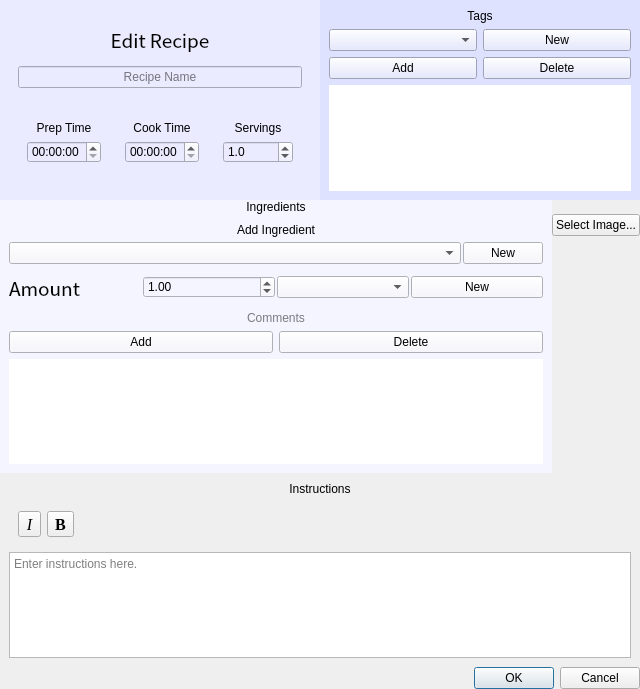
Old version of the form gui/newrecipedialog.ui in the repository andrewlalis/RecipeDB.
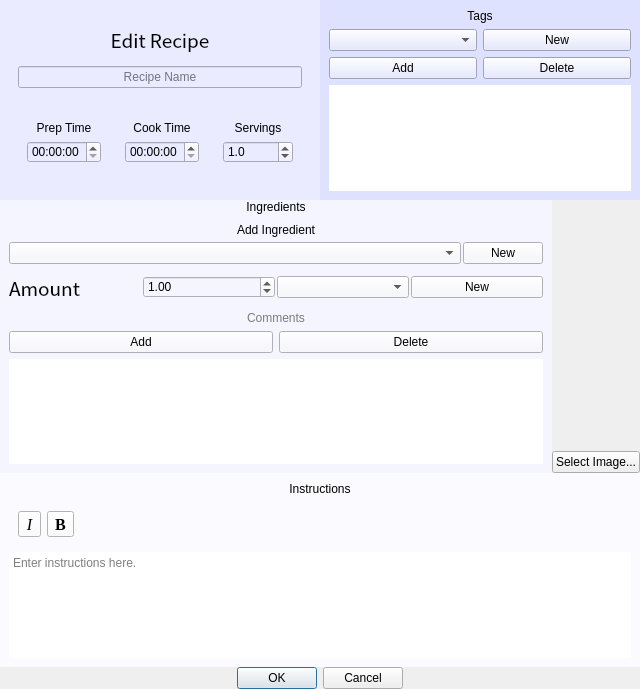
New version of the form. Icons and pictures are not drawn.

Diff of the .ui file:
```diff
--- a/gui/newrecipedialog.ui
+++ b/gui/newrecipedialog.ui
@@ -610,7 +610,7 @@
            </layout>
           </widget>
          </item>
-         <item alignment="Qt::AlignTop">
+         <item>
           <widget class="QWidget" name="imagePanel" native="true">
            <layout class="QVBoxLayout" name="verticalLayout_13">
             <property name="spacing">
@@ -665,6 +665,9 @@
       </item>
       <item>
        <widget class="QWidget" name="instructionsPanel" native="true">
+        <property name="styleSheet">
+         <string notr="true">background-color: rgb(250, 250, 255);</string>
+        </property>
         <layout class="QVBoxLayout" name="verticalLayout_8">
          <item>
           <widget class="QLabel" name="instructionsLabel">
@@ -728,6 +731,12 @@
          </item>
          <item>
           <widget class="QTextEdit" name="instructionsTextEdit">
+           <property name="styleSheet">
+            <string notr="true">background-color: rgb(255, 255, 255);</string>
+           </property>
+           <property name="frameShape">
+            <enum>QFrame::NoFrame</enum>
+           </property>
            <property name="placeholderText">
             <string>Enter instructions here.</string>
            </property>
@@ -741,9 +750,15 @@
         <property name="layoutDirection">
          <enum>Qt::LeftToRight</enum>
         </property>
+        <property name="autoFillBackground">
+         <bool>false</bool>
+        </property>
         <property name="standardButtons">
          <set>QDialogButtonBox::Cancel|QDialogButtonBox::Ok</set>
         </property>
+        <property name="centerButtons">
+         <bool>true</bool>
+        </property>
        </widget>
       </item>
      </layout>
```
Left out of the diff: 13 changed lines with no effect on the pictures.
